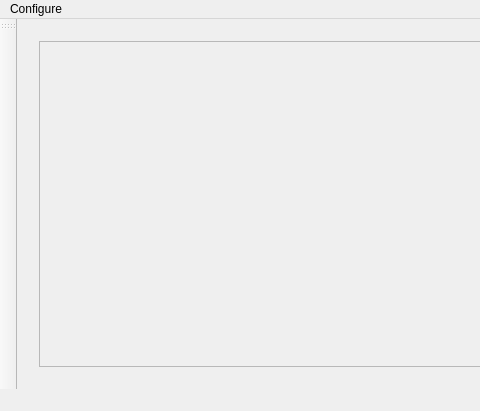
Qt form WDguiBoat/WDguiBoat/mainwindow.ui (geirwanvik/WDrov) before a commit; both pictures show x 0 to 480 and y 0 to 411 of the 991 by 411 pixel window.
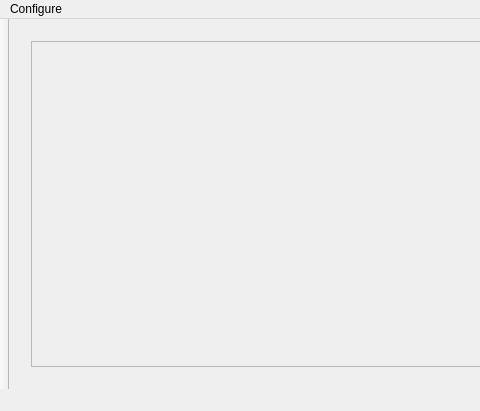
The same form after that commit. The open tabs and pages were chosen to show the change.

Patch:
```diff
--- a/WDguiBoat/WDguiBoat/mainwindow.ui
+++ b/WDguiBoat/WDguiBoat/mainwindow.ui
@@ -24,6 +24,12 @@
        <layout class="QGridLayout" name="gridLayout_2">
         <item row="0" column="0">
          <widget class="QScrollArea" name="scrollAreaIntrumentForm">
+          <property name="verticalScrollBarPolicy">
+           <enum>Qt::ScrollBarAlwaysOff</enum>
+          </property>
+          <property name="horizontalScrollBarPolicy">
+           <enum>Qt::ScrollBarAlwaysOff</enum>
+          </property>
           <property name="widgetResizable">
            <bool>true</bool>
           </property>
@@ -32,8 +38,8 @@
             <rect>
              <x>0</x>
              <y>0</y>
-             <width>928</width>
-             <height>318</height>
+             <width>945</width>
+             <height>332</height>
             </rect>
            </property>
           </widget>
@@ -168,9 +174,47 @@
    </layout>
   </widget>
   <widget class="QToolBar" name="toolBar">
+   <property name="sizePolicy">
+    <sizepolicy hsizetype="Fixed" vsizetype="Preferred">
+     <horstretch>0</horstretch>
+     <verstretch>0</verstretch>
+    </sizepolicy>
+   </property>
    <property name="windowTitle">
     <string>toolBar</string>
    </property>
+   <property name="styleSheet">
+    <string notr="true">QToolBar {
+    spacing: 10px; /* spacing between items in the tool bar */
+}
+
+QToolButton { /* all types of tool button */
+    border: 2px solid #8f8f91;
+    border-radius: 6px;
+    background-color: qlineargradient(x1: 0, y1: 0, x2: 0, y2: 1,
+                                      stop: 0 #f6f7fa, stop: 1 #dadbde);
+}
+
+QToolButton:pressed {
+    background-color: qlineargradient(x1: 0, y1: 0, x2: 0, y2: 1,
+                                      stop: 0 #dadbde, stop: 1 #f6f7fa);
+}
+
+QToolButton:checked {
+	border-radius: 16px;
+	border-color: blue;
+}
+
+QToolBar::handle {
+    border-radius: 30px;
+}</string>
+   </property>
+   <property name="toolButtonStyle">
+    <enum>Qt::ToolButtonFollowStyle</enum>
+   </property>
+   <property name="floatable">
+    <bool>false</bool>
+   </property>
    <attribute name="toolBarArea">
     <enum>LeftToolBarArea</enum>
    </attribute>
```
Left out of the diff: 18 changed lines with no effect on the pictures.
